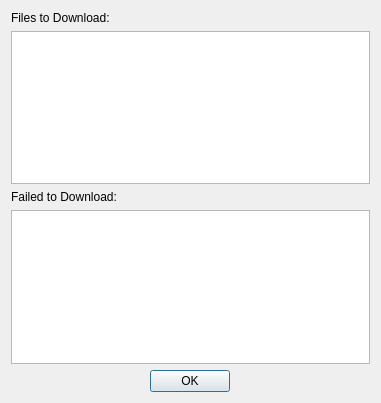
emzodls/clusterArch, file ncbiGenomeSumWin.ui: the form before one commit.
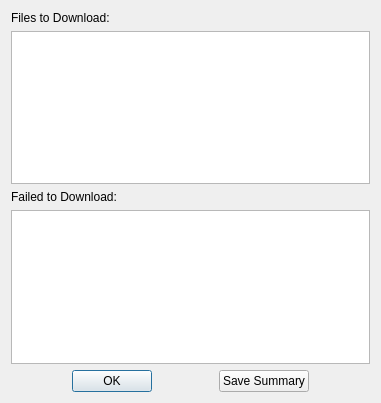
The form after the commit.

Commit message: Changes to parsers to accommodate antismash cluster files, ncbiUtils addition to search and download accession numbers, UI tweaks, functionality to try to search and download results genbanks TO DO: 1. Test actual download from genbank 2. HMM builder (?)

What changed in the file:
```diff
--- a/ncbiGenomeSumWin.ui
+++ b/ncbiGenomeSumWin.ui
@@ -34,7 +34,9 @@
    <item>
     <widget class="QListWidget" name="dlFailedList"/>
    </item>
-   <item alignment="Qt::AlignHCenter">
+   <item>
+    <layout class="QHBoxLayout" name="horizontalLayout">
+     <item>
     <widget class="QPushButton" name="closeBtn">
      <property name="sizePolicy">
       <sizepolicy hsizetype="Fixed" vsizetype="Fixed">
@@ -46,6 +48,21 @@
       <string>OK</string>
      </property>
     </widget>
+     </item>
+     <item>
+      <widget class="QPushButton" name="saveSummaryBtn">
+       <property name="sizePolicy">
+        <sizepolicy hsizetype="Fixed" vsizetype="Fixed">
+         <horstretch>0</horstretch>
+         <verstretch>0</verstretch>
+        </sizepolicy>
+       </property>
+       <property name="text">
+        <string>Save Summary</string>
+       </property>
+      </widget>
+     </item>
+    </layout>
    </item>
   </layout>
  </widget>
```
Left out of the diff: 18 changed lines with no effect on the pictures. Lines whose indentation alone changed are shown as unchanged. The commit also changes 6 other files.
